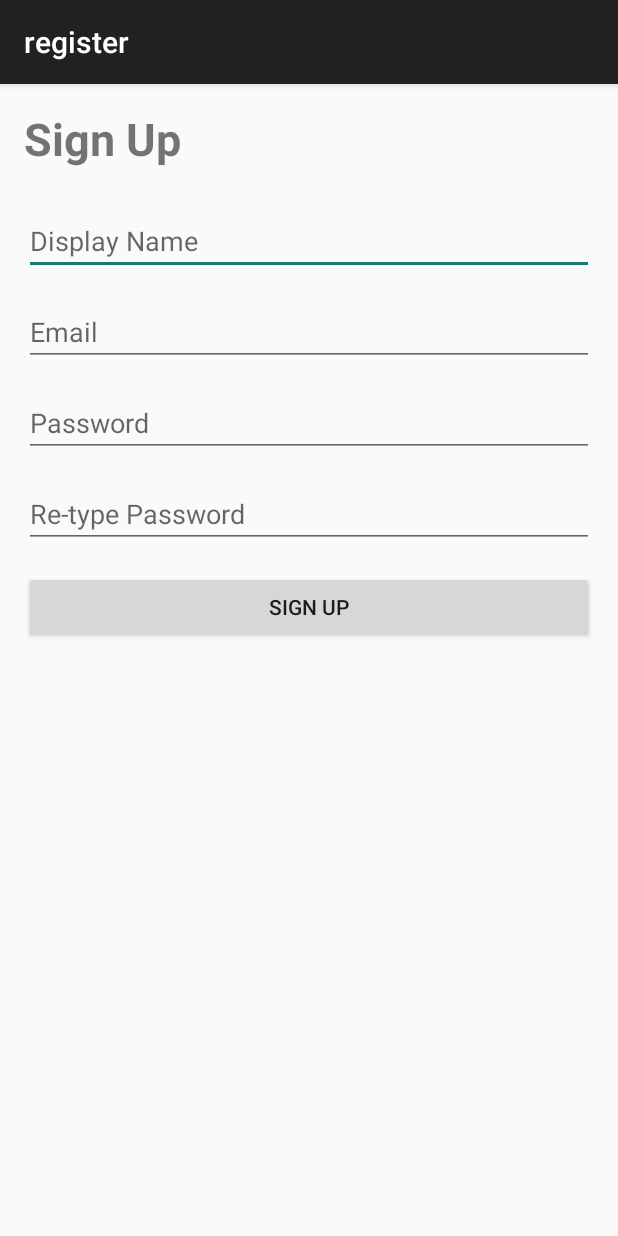
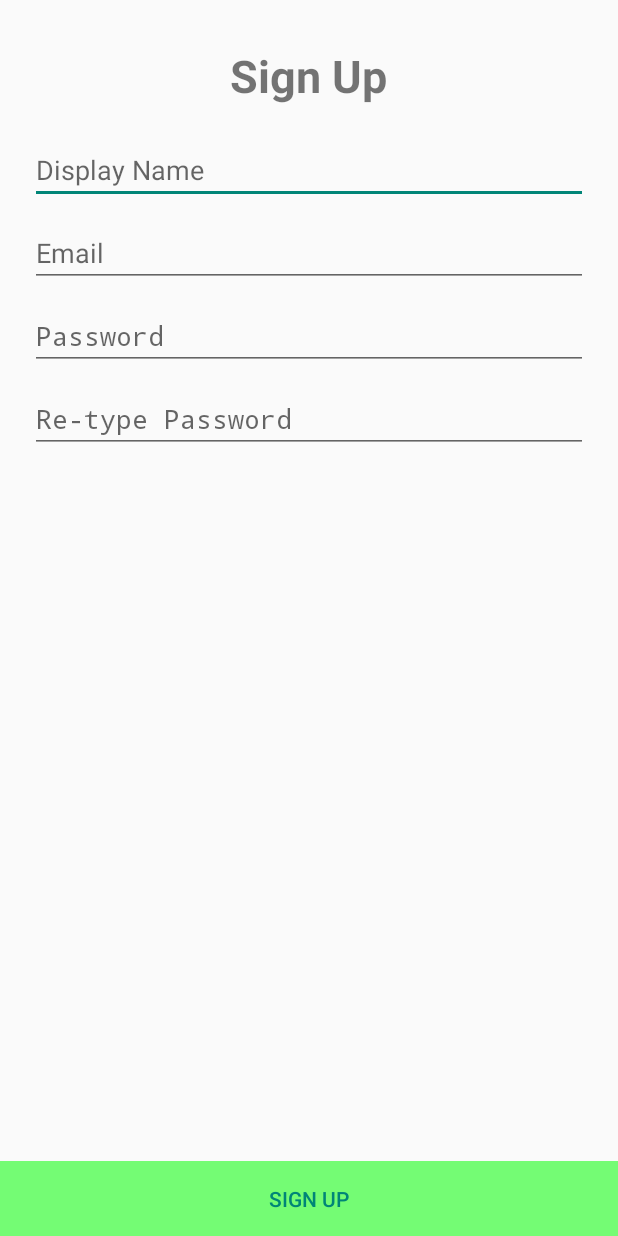
Before and after one commit to jvernick/ISpyGame, an Android app: the RegisterActivity screen opened directly, with no data from a screen before it, on a phone screen of 412 x 824 dp. Run offline under Robolectric (Android 15) with nearby library versions, the light colour scheme and no system bars; libraries missing offline, so code that uses them is left out: com.facebook, com.facebook.login; plain views replace LoginButton.

Commit message:
Edited login & register ui

```diff
--- a/app/src/main/java/com/PicSpy/RegisterActivity.java
+++ b/app/src/main/java/com/PicSpy/RegisterActivity.java
@@ -1,15 +1,12 @@
 package com.picspy;
 
+import android.app.Activity;
 import android.app.AlertDialog;
 import android.app.ProgressDialog;
 import android.content.DialogInterface;
 import android.content.Intent;
 import android.os.AsyncTask;
-import android.support.v7.app.ActionBarActivity;
 import android.os.Bundle;
-import android.util.Log;
-import android.view.Menu;
-import android.view.MenuItem;
 import android.view.View;
 import android.widget.EditText;
 
@@ -24,11 +21,9 @@ import org.json.JSONObject;
 
 import java.util.HashMap;
 import java.util.Map;
-import java.util.regex.Matcher;
-import java.util.regex.Pattern;
 
 //TODO add all strings to string file
-public class RegisterActivity extends ActionBarActivity {
+public class RegisterActivity extends Activity {
 
     public final static String EXTRA_MESSAGE = "amc.myfirstapp.REGISTER_MESSAGE";
     private EditText display_name_Text, email_Text, pass1_Text, pass2_Text;
@@ -42,21 +37,6 @@ public class RegisterActivity extends ActionBarActivity {
         //Create progress box for use during API connection
         progressDialog = new ProgressDialog(RegisterActivity.this);
         progressDialog.setMessage(getText(R.string.loading_message));
-    }
-
-    @Override
-    public boolean onOptionsItemSelected(MenuItem item) {
-        // Handle action bar item clicks here. The action bar will
-        // automatically handle clicks on the Home/Up button, so long
-        // as you specify a parent activity in AndroidManifest.xml.
-        int id = item.getItemId();
-
-        //noinspection SimplifiableIfStatement
-        if (id == R.id.action_settings) {
-            return true;
-        }
-
-        return super.onOptionsItemSelected(item);
     }
 
     /* Validates password to have: minlength of 6 and
--- a/app/src/main/res/layout/activity_register.xml
+++ b/app/src/main/res/layout/activity_register.xml
@@ -1,73 +1,65 @@
+<?xml version="1.0" encoding="utf-8"?>
+<ScrollView xmlns:android="http://schemas.android.com/apk/res/android"
+    android:layout_width="match_parent"
+    android:layout_height="match_parent"
+    android:fitsSystemWindows="true"
+    android:fillViewport="true" >
     <RelativeLayout xmlns:android="http://schemas.android.com/apk/res/android"
         xmlns:tools="http://schemas.android.com/tools"
-    android:layout_width="match_parent"
-    android:layout_height="match_parent"
-    android:paddingLeft="@dimen/activity_horizontal_margin"
-    android:paddingRight="@dimen/activity_horizontal_margin"
-    android:paddingTop="@dimen/activity_vertical_margin"
-    android:paddingBottom="@dimen/activity_vertical_margin"
+        android:layout_width="wrap_content"
+        android:layout_height="wrap_content"
         tools:context="amc.myfirstapp.RegisterActivity">
 
+        <!--TODO add facebook signup here-->
         <TextView
-        android:id="@+id/title_message"
-        android:layout_width="match_parent"
+            android:id="@+id/register_title"
+            android:layout_width="wrap_content"
             android:layout_height="wrap_content"
-        android:layout_centerVertical="true"
+            android:layout_centerInParent="true"
             android:layout_alignParentTop="true"
-        android:layout_marginBottom="10dp"
+            android:layout_marginTop="30dp"
             android:text="@string/register_title"
             android:textSize="30sp"
             android:textStyle="bold" />
-
+        <!--com.facebook.login.widget.LoginButton
+            style="@style/login_text_style"
+            android:id="@+id/facebook_login_button"
+            android:layout_marginTop="20dp"
+            android:layout_below="@id/register_title"/-->
         <EditText
+            style="@style/login_text_style"
             android:id="@+id/edit_display_name"
+            android:layout_marginTop="20dp"
+            android:layout_below="@id/register_title"
+            android:hint="@string/display_name_hint"
+            android:inputType="text"/>
+        <EditText
+            style="@style/login_text_style"
+            android:id="@+id/edit_email"
+            android:layout_below="@id/edit_display_name"
+            android:hint="@string/email_hint"
+            android:inputType="textEmailAddress" />
+        <EditText
+            style="@style/login_text_style"
+            android:id="@+id/edit_password1"
+            android:layout_below="@id/edit_email"
+            android:hint="@string/pass_hint1"
+            android:inputType="textPassword" />
+        <EditText
+            style="@style/login_text_style"
+            android:id="@+id/edit_password2"
+            android:layout_below="@id/edit_password1"
+            android:hint="@string/pass_hint2"
+            android:inputType="textPassword"/>
+        <Button
+            style="?android:attr/buttonBarButtonStyle"
+            android:id="@+id/signup_button"
             android:layout_width="match_parent"
-        android:layout_height="wrap_content"
-        android:layout_below="@id/title_message"
-        android:layout_marginTop="15dp"
-        android:hint="@string/display_name_hint"
-        android:inputType="text"
-        android:minHeight="40dp"
-        android:maxLines="1" />
-
-    <EditText
-        android:id="@+id/edit_email"
-        android:layout_width="match_parent"
-        android:layout_height="wrap_content"
-        android:layout_below="@id/edit_display_name"
-        android:layout_marginTop="15dp"
-        android:hint="@string/email_hint"
-        android:inputType="textEmailAddress"
-        android:minHeight="40dp"
-        android:maxLines="1" />
-
-    <EditText
-        android:id="@+id/edit_password1"
-        android:layout_width="match_parent"
-        android:layout_height="wrap_content"
-        android:layout_below="@id/edit_email"
-        android:layout_marginTop="15dp"
-        android:hint="@string/pass_hint1"
-        android:inputType="textPassword"
-        android:minHeight="40dp"
-        android:maxLines="1" />
-
-    <EditText
-        android:id="@+id/edit_password2"
-        android:layout_width="match_parent"
-        android:layout_height="wrap_content"
-        android:layout_below="@id/edit_password1"
-        android:layout_marginTop="15dp"
-        android:hint="@string/pass_hint2"
-        android:inputType="textPassword"
-        android:minHeight="40dp"
-        android:maxLines="1" />
-
-    <Button
-        android:layout_width="match_parent"
-        android:layout_height="wrap_content"
-        android:layout_below="@id/edit_password2"
-        android:layout_marginTop="15dp"
+            android:layout_height="50dp"
+            android:layout_gravity="bottom"
+            android:layout_alignParentBottom="true"
             android:text="@string/submit_sign_up"
-        android:onClick="signUp"/>
+            android:onClick="signUp"
+            android:background="#8800FF00"/>
     </RelativeLayout>
+</ScrollView>
--- a/app/src/main/res/values/strings.xml
+++ b/app/src/main/res/values/strings.xml
@@ -9,11 +9,12 @@
 
     <string name="button_register">Register</string>
     <string name="button_login">LOG IN</string>
-    <string name="submit_sign_up">Sign Up</string>
+    <string name="submit_sign_up">SIGN UP</string>
+    <string name="login_title">Log In</string>
+    <string name="register_title">Sign Up</string>
     <string name="pass_hint1">Password</string>
     <string name="email_hint">Email</string>
-    <string name="register_prompt">Sign Up for PicSpy</string>
-    <string name="register_title">Sign Up</string>
+    <string name="signup_prompt">Forgot Password?</string>
     <string name="hello_world">Hello world!</string>
     <string name="title_activity_register">register</string>
     <string name="pass_hint2">Re-type Password</string>
--- a/app/src/main/res/values/styles.xml
+++ b/app/src/main/res/values/styles.xml
@@ -1,8 +1,21 @@
+<?xml version="1.0" encoding="utf-8" ?>
 <resources>
-
     <!-- Base application theme. -->
     <style name="AppTheme" parent="Theme.AppCompat.Light.DarkActionBar">
         <!-- Customize your theme here. -->
     </style>
+    <!--theme for texts used during login/signup-->
+    <style name="login_text_style">
+        <item name="android:layout_width">match_parent</item>
+        <item name="android:layout_height">wrap_content</item>
+        <item name="android:layout_marginLeft">20dp</item>
+        <item name="android:layout_marginRight">20dp</item>
+        <item name="android:layout_marginTop">10dp</item>
+        <item name="android:layout_gravity">center</item>
+        <item name="android:minHeight">40dp</item>
+        <item name="android:maxLines">1</item>
+
+    </style>
+
 
 </resources>
```
Also changed, not shown: app/src/main/AndroidManifest.xml (+5 -6 lines), app/src/main/java/com/PicSpy/LoginActivity.java (+23 -17 lines), app/src/main/java/com/PicSpy/Splash_Activity.java (+26 -4 lines), app/src/main/res/layout/activity_login.xml (+39 -56 lines), app/src/main/res/layout/activity_splash.xml (+26 -8 lines). Lines whose indentation alone changed are shown as unchanged.
